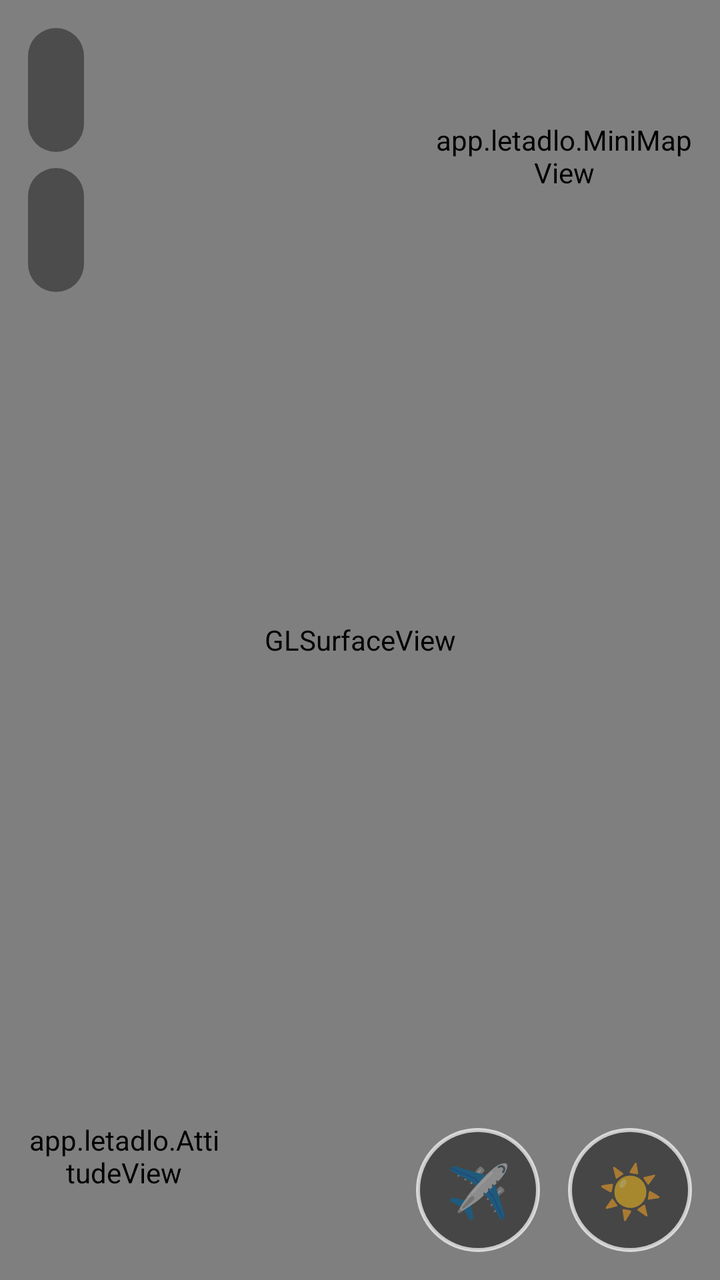
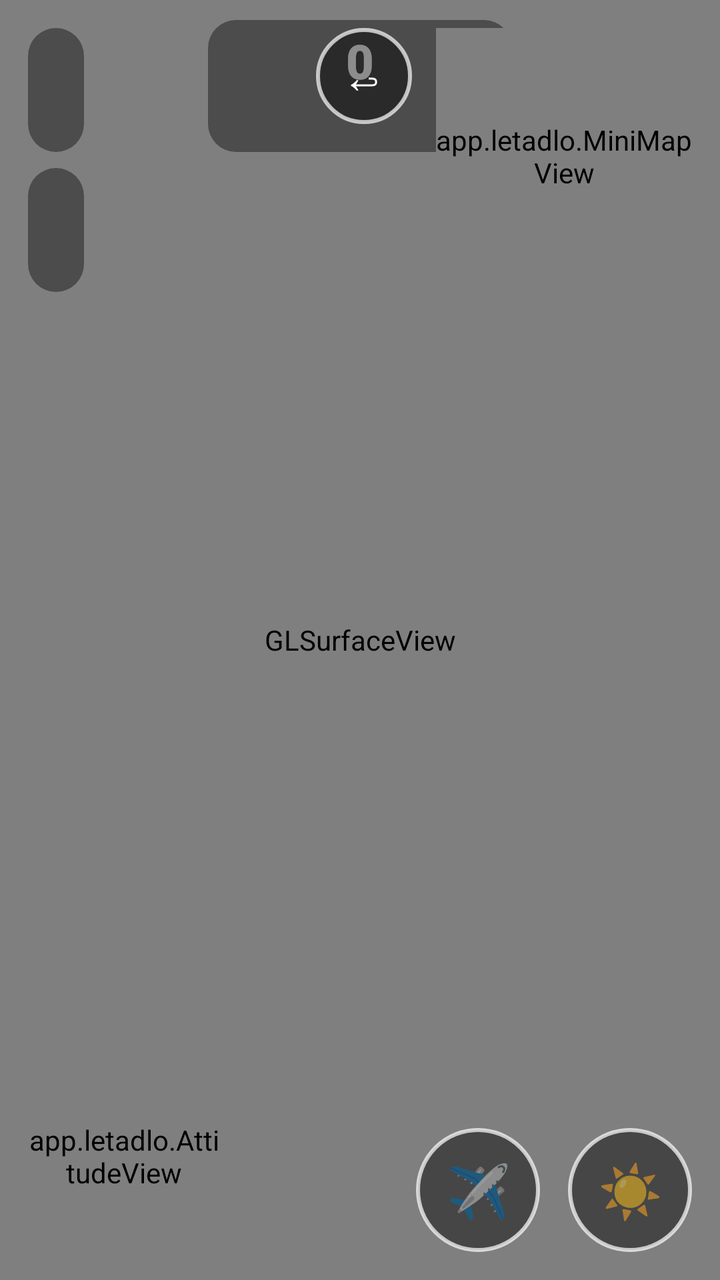

An Android layout rendered at two revisions. The XML below is the earlier revision; the diff shows what the commit changed to produce the second picture.
<!-- AndroidManifest.xml: application theme Theme.Letadlo -->
<!-- res/layout/activity_game.xml -->
<?xml version="1.0" encoding="utf-8"?>
<FrameLayout xmlns:android="http://schemas.android.com/apk/res/android"
    android:layout_width="match_parent"
    android:layout_height="match_parent"
    android:background="#000000">

    <android.opengl.GLSurfaceView
        android:id="@+id/glView"
        android:layout_width="match_parent"
        android:layout_height="match_parent" />

    <FrameLayout
        android:id="@+id/hudLayer"
        android:layout_width="match_parent"
        android:layout_height="match_parent">

    <LinearLayout
        android:layout_width="wrap_content"
        android:layout_height="wrap_content"
        android:layout_gravity="top|start"
        android:layout_margin="14dp"
        android:orientation="vertical">

    <LinearLayout
        android:layout_width="wrap_content"
        android:layout_height="wrap_content"
        android:background="@drawable/hud_pill"
        android:orientation="vertical"
        android:paddingStart="14dp"
        android:paddingTop="8dp"
        android:paddingEnd="14dp"
        android:paddingBottom="8dp">

        <TextView
            android:id="@+id/hudSpeed"
            android:layout_width="wrap_content"
            android:layout_height="wrap_content"
            android:fontFamily="sans-serif-medium"
            android:textColor="@color/white"
            android:textSize="20sp" />

        <TextView
            android:id="@+id/hudAlt"
            android:layout_width="wrap_content"
            android:layout_height="wrap_content"
            android:textColor="#E6FFFFFF"
            android:textSize="14sp" />
    </LinearLayout>

    <LinearLayout
        android:layout_width="wrap_content"
        android:layout_height="wrap_content"
        android:layout_marginTop="8dp"
        android:background="@drawable/hud_pill"
        android:orientation="vertical"
        android:paddingStart="14dp"
        android:paddingTop="8dp"
        android:paddingEnd="14dp"
        android:paddingBottom="8dp">

        <TextView
            android:id="@+id/hudTime"
            android:layout_width="wrap_content"
            android:layout_height="wrap_content"
            android:fontFamily="sans-serif-medium"
            android:textColor="@color/white"
            android:textSize="20sp" />

        <TextView
            android:id="@+id/hudMap"
            android:layout_width="wrap_content"
            android:layout_height="wrap_content"
            android:textColor="#E6FFFFFF"
            android:textSize="14sp" />
    </LinearLayout>
    </LinearLayout>

    <app.letadlo.MiniMapView
        android:id="@+id/miniMap"
        android:layout_width="128dp"
        android:layout_height="128dp"
        android:layout_gravity="top|end"
        android:layout_margin="14dp" />

    <LinearLayout
        android:layout_width="wrap_content"
        android:layout_height="wrap_content"
        android:layout_gravity="end|bottom"
        android:layout_margin="14dp"
        android:orientation="horizontal">

        <TextView
            android:id="@+id/btnView"
            android:layout_width="62dp"
            android:layout_height="62dp"
            android:background="@drawable/round_button"
            android:contentDescription="@string/view_toggle"
            android:gravity="center"
            android:text="✈️"
            android:textSize="26sp" />

        <TextView
            android:id="@+id/btnTime"
            android:layout_width="62dp"
            android:layout_height="62dp"
            android:layout_marginStart="14dp"
            android:background="@drawable/round_button"
            android:contentDescription="@string/time_toggle"
            android:gravity="center"
            android:text="☀️"
            android:textSize="26sp" />
    </LinearLayout>

    <TextView
        android:id="@+id/btnFire"
        android:layout_width="78dp"
        android:layout_height="78dp"
        android:layout_gravity="start|bottom"
        android:layout_marginStart="24dp"
        android:layout_marginBottom="124dp"
        android:background="@drawable/fire_button"
        android:contentDescription="@string/fire"
        android:gravity="center"
        android:text="🚀"
        android:textSize="32sp"
        android:visibility="gone" />

    <app.letadlo.AttitudeView
        android:id="@+id/attitude"
        android:layout_width="96dp"
        android:layout_height="96dp"
        android:layout_gravity="bottom|start"
        android:layout_margin="14dp" />

    <TextView
        android:id="@+id/hint"
        android:layout_width="wrap_content"
        android:layout_height="wrap_content"
        android:layout_gravity="top|center_horizontal"
        android:layout_marginTop="84dp"
        android:background="@drawable/hud_pill"
        android:gravity="center"
        android:paddingStart="18dp"
        android:paddingTop="8dp"
        android:paddingEnd="18dp"
        android:paddingBottom="8dp"
        android:textColor="@color/white"
        android:textSize="18sp"
        android:visibility="gone" />

    <LinearLayout
        android:id="@+id/crashPanel"
        android:layout_width="wrap_content"
        android:layout_height="wrap_content"
        android:layout_gravity="center"
        android:background="@drawable/panel_crash"
        android:gravity="center_horizontal"
        android:minWidth="360dp"
        android:orientation="vertical"
        android:padding="26dp"
        android:visibility="gone">

        <TextView
            android:layout_width="wrap_content"
            android:layout_height="wrap_content"
            android:fontFamily="sans-serif-black"
            android:text="@string/crash_title"
            android:textColor="@color/white"
            android:textSize="26sp" />

        <TextView
            android:id="@+id/crashReason"
            android:layout_width="wrap_content"
            android:layout_height="wrap_content"
            android:layout_marginTop="6dp"
            android:textColor="#FFFFB4A6"
            android:textSize="17sp" />

        <TextView
            android:id="@+id/crashStats"
            android:layout_width="wrap_content"
            android:layout_height="wrap_content"
            android:layout_marginTop="12dp"
            android:gravity="center"
            android:lineSpacingExtra="4dp"
            android:textColor="@color/white"
            android:textSize="16sp" />

        <TextView
            android:id="@+id/crashRecord"
            android:layout_width="wrap_content"
            android:layout_height="wrap_content"
            android:layout_marginTop="8dp"
            android:textColor="#FFFFE08A"
            android:textSize="15sp" />

        <LinearLayout
            android:layout_width="wrap_content"
            android:layout_height="wrap_content"
            android:layout_marginTop="20dp"
            android:orientation="horizontal">

            <Button
                android:id="@+id/btnAgain"
                android:layout_width="wrap_content"
                android:layout_height="52dp"
                android:background="@drawable/button_primary"
                android:paddingStart="28dp"
                android:paddingEnd="28dp"
                android:stateListAnimator="@null"
                android:text="@string/again"
                android:textAllCaps="false"
                android:textColor="@color/white"
                android:textSize="17sp" />

            <Button
                android:id="@+id/btnMenu"
                android:layout_width="wrap_content"
                android:layout_height="52dp"
                android:layout_marginStart="14dp"
                android:background="@drawable/button_secondary"
                android:paddingStart="28dp"
                android:paddingEnd="28dp"
                android:stateListAnimator="@null"
                android:text="@string/menu"
                android:textAllCaps="false"
                android:textColor="@color/white"
                android:textSize="17sp" />
        </LinearLayout>
    </LinearLayout>
    </FrameLayout>
</FrameLayout>
<!-- resources referenced by this layout -->
<resources>
  <color name="white">#FFFFFFFF</color>
  <!-- drawable button_primary (drawable) -->
  <?xml version="1.0" encoding="utf-8"?>
  <ripple xmlns:android="http://schemas.android.com/apk/res/android" android:color="#44FFFFFF">
      <item>
          <shape>
              <corners android:radius="28dp" />
              <solid android:color="@color/accent" />
          </shape>
      </item>
  </ripple>
  <!-- drawable button_secondary (drawable) -->
  <?xml version="1.0" encoding="utf-8"?>
  <ripple xmlns:android="http://schemas.android.com/apk/res/android" android:color="#44FFFFFF">
      <item>
          <shape>
              <corners android:radius="28dp" />
              <solid android:color="#33FFFFFF" />
              <stroke android:width="2dp" android:color="#88FFFFFF" />
          </shape>
      </item>
  </ripple>
  <!-- drawable fire_button (drawable) -->
  <?xml version="1.0" encoding="utf-8"?>
  <selector xmlns:android="http://schemas.android.com/apk/res/android">
      <item android:state_pressed="true">
          <shape android:shape="oval">
              <solid android:color="#CCE8533B" />
              <stroke android:width="3dp" android:color="#FFFFFFFF" />
          </shape>
      </item>
      <item>
          <shape android:shape="oval">
              <solid android:color="#80B0301E" />
              <stroke android:width="2dp" android:color="#B3FFFFFF" />
          </shape>
      </item>
  </selector>
  <!-- drawable hud_pill (drawable) -->
  <?xml version="1.0" encoding="utf-8"?>
  <shape xmlns:android="http://schemas.android.com/apk/res/android">
      <corners android:radius="14dp" />
      <solid android:color="@color/hud_bg" />
  </shape>
  <!-- drawable panel_crash (drawable) -->
  <?xml version="1.0" encoding="utf-8"?>
  <shape xmlns:android="http://schemas.android.com/apk/res/android">
      <corners android:radius="24dp" />
      <solid android:color="#E6101A26" />
      <stroke android:width="2dp" android:color="#55FFFFFF" />
  </shape>
  <!-- drawable round_button (drawable) -->
  <?xml version="1.0" encoding="utf-8"?>
  <ripple xmlns:android="http://schemas.android.com/apk/res/android" android:color="#55FFFFFF">
      <item>
          <shape android:shape="oval">
              <solid android:color="#73000000" />
              <stroke android:width="2dp" android:color="#B3FFFFFF" />
          </shape>
      </item>
  </ripple>
  <string name="again">Letět znovu</string>
  <string name="crash_title">Havárie – let skončil</string>
  <string name="fire">Palba raket</string>
  <string name="menu">Menu</string>
  <string name="time_toggle">Přepnout den / noc</string>
  <string name="view_toggle">Přepnout pohled z kabiny / zvenku</string>
  <style name="Theme.Letadlo" parent="@android:style/Theme.Material.Light.NoActionBar.Fullscreen">
          <item name="android:windowBackground">@color/sky_bottom</item>
          <item name="android:colorAccent">@color/accent</item>
          <item name="android:statusBarColor">@android:color/transparent</item>
          <item name="android:navigationBarColor">@android:color/black</item>
      </style>
  <color name="accent">#FFE8533B</color>
  <color name="hud_bg">#66000000</color>
  <color name="sky_bottom">#FFA9D4F5</color>
</resources>

<!-- the commit's change to res/layout/activity_game.xml (unified diff, before → after) -->
@@ -74,6 +74,94 @@
             android:textSize="14sp" />
     </LinearLayout>
     </LinearLayout>
+
+    <LinearLayout
+        android:layout_width="wrap_content"
+        android:layout_height="wrap_content"
+        android:layout_gravity="top|center_horizontal"
+        android:layout_marginTop="10dp"
+        android:gravity="center_horizontal"
+        android:orientation="vertical">
+
+        <LinearLayout
+            android:layout_width="wrap_content"
+            android:layout_height="wrap_content"
+            android:background="@drawable/hud_pill"
+            android:gravity="center_horizontal"
+            android:orientation="vertical"
+            android:paddingStart="16dp"
+            android:paddingTop="4dp"
+            android:paddingEnd="16dp"
+            android:paddingBottom="6dp">
+
+            <TextView
+                android:id="@+id/hudScore"
+                android:layout_width="wrap_content"
+                android:layout_height="wrap_content"
+                android:fontFamily="sans-serif-black"
+                android:text="0"
+                android:textColor="@color/white"
+                android:textSize="24sp" />
+
+            <ProgressBar
+                android:id="@+id/hudCombo"
+                style="@android:style/Widget.Material.ProgressBar.Horizontal"
+                android:layout_width="120dp"
+                android:layout_height="4dp"
+                android:max="100"
+                android:progressTint="#FFFFC933"
+                android:visibility="invisible" />
+
+            <TextView
+                android:id="@+id/hudObjective"
+                android:layout_width="wrap_content"
+                android:layout_height="wrap_content"
+                android:layout_marginTop="2dp"
+                android:textColor="#F2FFFFFF"
+                android:textSize="13sp" />
+        </LinearLayout>
+
+        <TextView
+            android:id="@+id/hudLow"
+            android:layout_width="wrap_content"
+            android:layout_height="wrap_content"
+            android:layout_marginTop="4dp"
+            android:background="@drawable/hud_pill"
+            android:fontFamily="sans-serif-medium"
+            android:paddingStart="10dp"
+            android:paddingEnd="10dp"
+            android:text="▼ NÍZKÝ LET"
+            android:textColor="#FFFF9A4A"
+            android:textSize="13sp"
+            android:visibility="invisible" />
+
+        <TextView
+            android:id="@+id/hudPopup"
+            android:layout_width="wrap_content"
+            android:layout_height="wrap_content"
+            android:layout_marginTop="2dp"
+            android:fontFamily="sans-serif-black"
+            android:gravity="center"
+            android:shadowColor="#CC000000"
+            android:shadowDy="2"
+            android:shadowRadius="6"
+            android:textColor="#FFFFE066"
+            android:textSize="20sp" />
+    </LinearLayout>
+
+    <TextView
+        android:id="@+id/btnBack"
+        android:layout_width="48dp"
+        android:layout_height="48dp"
+        android:layout_gravity="top|end"
+        android:layout_marginTop="14dp"
+        android:layout_marginEnd="154dp"
+        android:background="@drawable/round_button"
+        android:contentDescription="@string/back_to_menu"
+        android:gravity="center"
+        android:text="↩"
+        android:textColor="@color/white"
+        android:textSize="22sp" />
 
     <app.letadlo.MiniMapView
         android:id="@+id/miniMap"
@@ -137,7 +225,7 @@
         android:layout_width="wrap_content"
         android:layout_height="wrap_content"
         android:layout_gravity="top|center_horizontal"
-        android:layout_marginTop="84dp"
+        android:layout_marginTop="150dp"
         android:background="@drawable/hud_pill"
         android:gravity="center"
         android:paddingStart="18dp"
<!-- resource entries referenced after the edit -->
@@ -62,6 +62,7 @@
       </item>
   </ripple>
   <string name="again">Letět znovu</string>
+  <string name="back_to_menu">Zpět do menu</string>
   <string name="crash_title">Havárie – let skončil</string>
   <string name="fire">Palba raket</string>
   <string name="menu">Menu</string>
